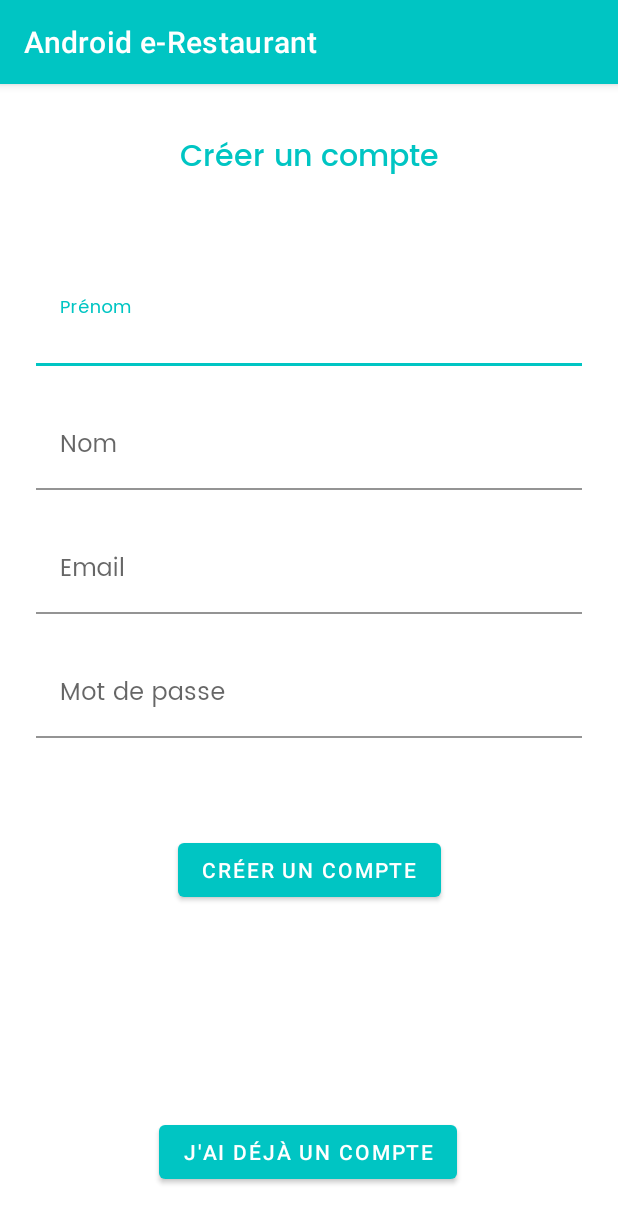
After one commit to elise-rey/AndroidERestaurant, an Android app: the RegisterFragment screen opened directly, with no data from a screen before it, on a phone screen of 412 x 824 dp. The commit adds this screen. Shown: the top 1223 px of the screen. Run offline under Robolectric (Android 15) with nearby library versions, the phone set to English and light mode, and no system bars; network calls fail.

Commit message:
login/register forms

```diff
--- a/app/build.gradle
+++ b/app/build.gradle
@@ -43,6 +43,7 @@ dependencies {
     implementation 'com.android.volley:volley:1.2.1'
     implementation 'com.google.code.gson:gson:2.8.9'
     implementation 'com.squareup.picasso:picasso:2.71828'
+    implementation 'androidx.legacy:legacy-support-v4:1.0.0'
     testImplementation 'junit:junit:4.+'
     androidTestImplementation 'androidx.test.ext:junit:1.1.3'
     androidTestImplementation 'androidx.test.espresso:espresso-core:3.4.0'
--- a/app/src/main/AndroidManifest.xml
+++ b/app/src/main/AndroidManifest.xml
@@ -12,6 +12,9 @@
         android:supportsRtl="true"
         android:theme="@style/Theme.AndroidERestaurant"
         android:usesCleartextTraffic="true">
+        <activity
+            android:name=".user.UserActivity"
+            android:exported="false" />
         <activity
             android:name=".cart.CartActivity"
             android:exported="false" />
--- /dev/null
+++ b/app/src/main/java/fr/isen/rey/androiderestaurant/user/RegisterFragment.kt
@@ -0,0 +1,23 @@
+package fr.isen.rey.androiderestaurant.user
+
+import android.os.Bundle
+import androidx.fragment.app.Fragment
+import android.view.LayoutInflater
+import android.view.View
+import android.view.ViewGroup
+import fr.isen.rey.androiderestaurant.databinding.FragmentRegisterBinding
+
+class RegisterFragment : Fragment() {
+    lateinit var binding: FragmentRegisterBinding
+    override fun onCreate(savedInstanceState: Bundle?) {
+        super.onCreate(savedInstanceState)
+    }
+
+    override fun onCreateView(
+        inflater: LayoutInflater, container: ViewGroup?,
+        savedInstanceState: Bundle?
+    ): View? {
+        binding = FragmentRegisterBinding.inflate(inflater, container, false)
+        return binding.root
+    }
+}
--- /dev/null
+++ b/app/src/main/java/fr/isen/rey/androiderestaurant/user/UserActivity.kt
@@ -0,0 +1,18 @@
+package fr.isen.rey.androiderestaurant.user
+
+import androidx.appcompat.app.AppCompatActivity
+import android.os.Bundle
+import fr.isen.rey.androiderestaurant.R
+import fr.isen.rey.androiderestaurant.databinding.ActivityUserBinding
+
+class UserActivity : AppCompatActivity() {
+    lateinit var binding: ActivityUserBinding
+    override fun onCreate(savedInstanceState: Bundle?) {
+        super.onCreate(savedInstanceState)
+        binding = ActivityUserBinding.inflate(layoutInflater)
+        setContentView(binding.root)
+
+        val fragment = RegisterFragment()
+        supportFragmentManager.beginTransaction().add(R.id.fragmentContainer, fragment).commit()
+    }
+}
--- /dev/null
+++ b/app/src/main/res/layout/activity_user.xml
@@ -0,0 +1,19 @@
+<?xml version="1.0" encoding="utf-8"?>
+<androidx.constraintlayout.widget.ConstraintLayout xmlns:android="http://schemas.android.com/apk/res/android"
+    xmlns:app="http://schemas.android.com/apk/res-auto"
+    xmlns:tools="http://schemas.android.com/tools"
+    android:layout_width="match_parent"
+    android:layout_height="match_parent"
+    tools:context=".user.UserActivity">
+
+    <FrameLayout
+        android:id="@+id/fragmentContainer"
+        android:layout_width="0dp"
+        android:layout_height="0dp"
+        app:layout_constraintBottom_toBottomOf="parent"
+        app:layout_constraintEnd_toEndOf="parent"
+        app:layout_constraintStart_toStartOf="parent"
+        app:layout_constraintTop_toTopOf="parent">
+
+    </FrameLayout>
+</androidx.constraintlayout.widget.ConstraintLayout>
--- /dev/null
+++ b/app/src/main/res/layout/fragment_register.xml
@@ -0,0 +1,138 @@
+<?xml version="1.0" encoding="utf-8"?>
+<androidx.constraintlayout.widget.ConstraintLayout xmlns:android="http://schemas.android.com/apk/res/android"
+    xmlns:app="http://schemas.android.com/apk/res-auto"
+    xmlns:tools="http://schemas.android.com/tools"
+    android:layout_width="match_parent"
+    android:layout_height="match_parent"
+    tools:context=".user.RegisterFragment">
+
+    <TextView
+        android:id="@+id/textView"
+        android:layout_width="wrap_content"
+        android:layout_height="wrap_content"
+        android:layout_marginStart="8dp"
+        android:layout_marginTop="32dp"
+        android:layout_marginEnd="8dp"
+        android:layout_marginBottom="8dp"
+        android:fontFamily="@font/poppins_medium"
+        android:text="@string/register"
+        android:textColor="@color/teal_500"
+        android:textSize="20sp"
+        app:layout_constraintBottom_toBottomOf="parent"
+        app:layout_constraintEnd_toEndOf="parent"
+        app:layout_constraintStart_toStartOf="parent"
+        app:layout_constraintTop_toTopOf="parent"
+        app:layout_constraintVertical_bias="0.0" />
+
+    <com.google.android.material.textfield.TextInputLayout
+        android:id="@+id/textInputLayout2"
+        android:layout_width="0dp"
+        android:layout_height="wrap_content"
+        android:layout_marginStart="24dp"
+        android:layout_marginTop="64dp"
+        android:layout_marginEnd="24dp"
+        app:layout_constraintEnd_toEndOf="parent"
+        app:layout_constraintHorizontal_bias="0.0"
+        app:layout_constraintStart_toStartOf="parent"
+        app:layout_constraintTop_toBottomOf="@+id/textView">
+
+        <com.google.android.material.textfield.TextInputEditText
+            android:id="@+id/firstname"
+            android:layout_width="match_parent"
+            android:layout_height="match_parent"
+            android:background="@color/white"
+            android:fontFamily="@font/poppins"
+            android:hint="@string/firstname"
+            android:textColor="@color/black" />
+    </com.google.android.material.textfield.TextInputLayout>
+
+    <com.google.android.material.textfield.TextInputLayout
+        android:id="@+id/textInputLayout3"
+        android:layout_width="0dp"
+        android:layout_height="wrap_content"
+        android:layout_marginStart="24dp"
+        android:layout_marginTop="24dp"
+        android:layout_marginEnd="24dp"
+        app:layout_constraintEnd_toEndOf="parent"
+        app:layout_constraintHorizontal_bias="0.0"
+        app:layout_constraintStart_toStartOf="parent"
+        app:layout_constraintTop_toBottomOf="@+id/textInputLayout2">
+
+        <com.google.android.material.textfield.TextInputEditText
+            android:id="@+id/surname"
+            android:layout_width="match_parent"
+            android:layout_height="wrap_content"
+            android:background="@color/white"
+            android:fontFamily="@font/poppins"
+            android:hint="@string/surname"
+            android:textColor="@color/black" />
+    </com.google.android.material.textfield.TextInputLayout>
+
+    <com.google.android.material.textfield.TextInputLayout
+        android:id="@+id/textInputLayout4"
+        android:layout_width="0dp"
+        android:layout_height="wrap_content"
+        android:layout_marginStart="24dp"
+        android:layout_marginTop="24dp"
+        android:layout_marginEnd="24dp"
+        app:layout_constraintEnd_toEndOf="parent"
+        app:layout_constraintStart_toStartOf="parent"
+        app:layout_constraintTop_toBottomOf="@+id/textInputLayout3">
+
+        <com.google.android.material.textfield.TextInputEditText
+            android:id="@+id/email"
+            android:layout_width="match_parent"
+            android:layout_height="wrap_content"
+            android:background="@color/white"
+            android:fontFamily="@font/poppins"
+            android:hint="@string/email"
+            android:textColor="@color/black" />
+    </com.google.android.material.textfield.TextInputLayout>
+
+    <com.google.android.material.textfield.TextInputLayout
+        android:id="@+id/textInputLayout5"
+        android:layout_width="0dp"
+        android:layout_height="wrap_content"
+        android:layout_marginStart="24dp"
+        android:layout_marginTop="24dp"
+        android:layout_marginEnd="24dp"
+        app:layout_constraintEnd_toEndOf="parent"
+        app:layout_constraintStart_toStartOf="parent"
+        app:layout_constraintTop_toBottomOf="@+id/textInputLayout4">
+
+        <com.google.android.material.textfield.TextInputEditText
+            android:id="@+id/password"
+            android:layout_width="match_parent"
+            android:layout_height="wrap_content"
+            android:background="@color/white"
+            android:fontFamily="@font/poppins"
+            android:hint="@string/password"
+            android:textColor="@color/black" />
+    </com.google.android.material.textfield.TextInputLayout>
+
+    <Button
+        android:id="@+id/registerButtonR"
+        android:layout_width="wrap_content"
+        android:layout_height="wrap_content"
+        android:layout_marginStart="8dp"
+        android:layout_marginTop="64dp"
+        android:layout_marginEnd="8dp"
+        android:text="@string/register"
+        app:layout_constraintEnd_toEndOf="parent"
+        app:layout_constraintStart_toStartOf="parent"
+        app:layout_constraintTop_toBottomOf="@+id/textInputLayout5" />
+
+    <Button
+        android:id="@+id/loginButtonR"
+        android:layout_width="wrap_content"
+        android:layout_height="wrap_content"
+        android:layout_marginStart="8dp"
+        android:layout_marginEnd="8dp"
+        android:layout_marginBottom="32dp"
+        android:text="@string/alreadyAccount"
+        app:layout_constraintBottom_toBottomOf="parent"
+        app:layout_constraintEnd_toEndOf="parent"
+        app:layout_constraintHorizontal_bias="0.497"
+        app:layout_constraintStart_toStartOf="parent" />
+
+</androidx.constraintlayout.widget.ConstraintLayout>
--- a/app/src/main/res/values/strings.xml
+++ b/app/src/main/res/values/strings.xml
@@ -10,7 +10,17 @@
     <string name="text">Texte</string>
     <string name="total">Ajouter au panier - </string>
     <string name="snackbarAdd">Ajouté</string>
-    <string name="quantity">Quantité : </string>
 
     <string name="cart">Panier</string>
+    <string name="quantity">Quantité : </string>
+    <string name="order">Passer la commande</string>
+
+    <string name="register">Créer un compte</string>
+    <string name="login">Se connecter</string>
+    <string name="firstname">Prénom</string>
+    <string name="surname">Nom</string>
+    <string name="email">Email</string>
+    <string name="password">Mot de passe</string>
+    <string name="newAccount">Je n\'ai pas de compte</string>
+    <string name="alreadyAccount">J\'ai déjà un compte</string>
 </resources>
```
Also changed, not shown: app/src/main/java/fr/isen/rey/androiderestaurant/cart/CartActivity.kt (+7 -0 lines), app/src/main/java/fr/isen/rey/androiderestaurant/user/LoginFragment.kt (added, +23 -0 lines), app/src/main/res/layout/activity_cart.xml (+20 -1 lines), app/src/main/res/layout/fragment_login.xml (added, +90 -0 lines).
